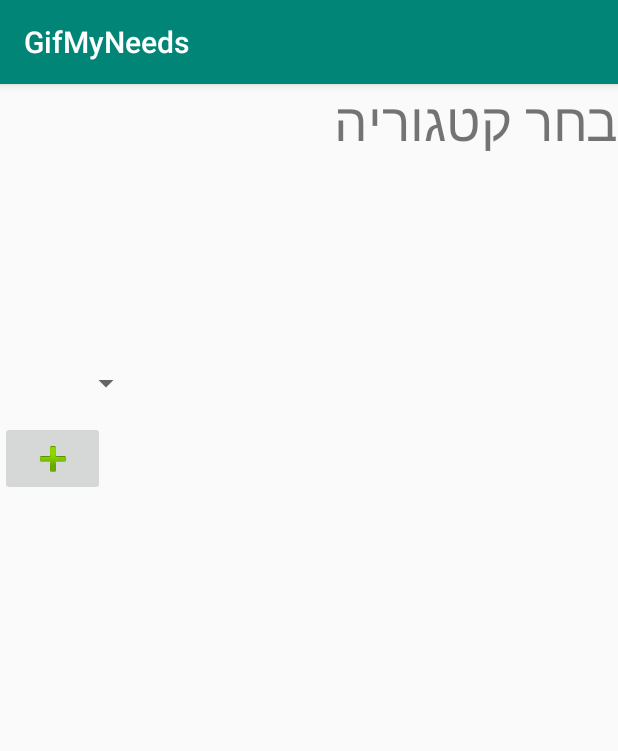
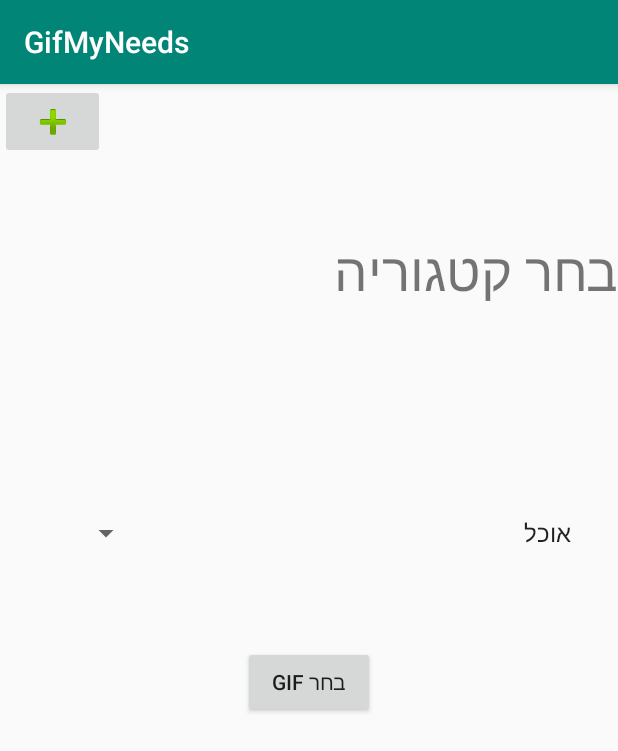
Before and after one commit to GiladGuralnik/GifMyNeeds, an Android app: the SelectCategoryForBoardActivity screen opened directly, with no data from a screen before it, on a phone screen of 412 x 824 dp. Shown: the top 751 px of the screen. Run offline under Robolectric (Android 15) with nearby library versions, the phone set to English and light mode, and no system bars.

Commit message:
finish select category for board activity - layout and activity. add text to strings file. add shared constants to utilities. add new activity and layout - AddNewCategory.

```diff
--- a/app/src/main/java/com/gifmyneeds/activities/user/SelectCategoryForBoardActivity.java
+++ b/app/src/main/java/com/gifmyneeds/activities/user/SelectCategoryForBoardActivity.java
@@ -6,26 +6,25 @@ import android.os.Bundle;
 import android.preference.PreferenceManager;
 import android.support.v7.app.AppCompatActivity;
 import android.view.View;
+import android.widget.AdapterView;
 import android.widget.ArrayAdapter;
 import android.widget.Button;
 import android.widget.ImageButton;
-import android.widget.ListView;
 import android.widget.Spinner;
 import com.gifmyneeds.R;
 import com.gifmyneeds.models.ChildGifs;
-
 import java.util.ArrayList;
 import java.util.Arrays;
 import java.util.List;
-import java.lang.reflect.Type;
-
+import com.gifmyneeds.utilities.SharedConstants;
 import com.google.gson.Gson;
-import com.google.gson.reflect.TypeToken;
+import android.widget.Toast;
 
 public class SelectCategoryForBoardActivity extends AppCompatActivity {
 
     private Spinner category_spinner;
     private ImageButton add_btn;
+    private Button choose_gif_btn;
     private SharedPreferences table_childes_gif;
     private String child_id;
     private ArrayList<String> category_list;
@@ -37,66 +36,68 @@ public class SelectCategoryForBoardActivity extends AppCompatActivity {
 
         category_spinner = (Spinner) findViewById(R.id.categorySpinner);
         add_btn = (ImageButton) findViewById(R.id.imageButton);
+        choose_gif_btn = (Button) findViewById(R.id.choose_gif);
         table_childes_gif = PreferenceManager.getDefaultSharedPreferences(getApplicationContext());
         category_list = new ArrayList<String>();
-//
-//        String[] array = {"bla1", "bla2", "bla3"};
-//
-//        ArrayList<String> lst = new ArrayList<String>(Arrays.asList(array));
-//
-//        child_id = "1234";
-//
-//        List<ChildGifs> testList= new ArrayList<ChildGifs>();
-//
-//        ChildGifs obj = new ChildGifs(child_id, "אוכל", lst);
-//        ChildGifs obj1 = new ChildGifs(child_id, "תחביבים", lst);
-//
-//        testList.add(obj);
-//        testList.add(obj1);
-//
-//        Gson gson = new Gson();
-//        String json = gson.toJson(testList);
-//
-//        SharedPreferences.Editor editor = table_childes_gif.edit();
-//
-//        editor.clear();
-//
-//        editor.putString(child_id, json);
-//
-//        editor.commit();
+
+        String[] array = {"bla1", "bla2", "bla3"};
+
+        ArrayList<String> lst = new ArrayList<String>(Arrays.asList(array));
+
+        child_id = "1234";
+
+        List<ChildGifs> testList= new ArrayList<ChildGifs>();
+
+        ChildGifs obj = new ChildGifs(child_id, "אוכל", lst);
+        ChildGifs obj1 = new ChildGifs(child_id, "תחביבים", lst);
+
+        testList.add(obj);
+        testList.add(obj1);
+
+        Gson gson = new Gson();
+        String json = gson.toJson(testList);
+
+        SharedPreferences.Editor editor = table_childes_gif.edit();
+
+        //editor.clear();
+
+        editor.putString(child_id, json);
+
+        editor.commit();
 
 
         // get child id from previous activity
-        Intent intent= getIntent();
-        Bundle bundle  = intent.getExtras();
-
-        if(bundle != null){
-            child_id = bundle.getString("id");
-        }
+//        Intent intent= getIntent();
+//        Bundle bundle  = intent.getExtras();
+//
+//        if(bundle != null){
+//            child_id = bundle.getString("id");
+//        }
 
         showSpinnerOfCategories();
+        addListenerOnButtonAdd();
+    }
+
+    public void addListenerOnButtonAdd(){
 
         add_btn.setOnClickListener(new View.OnClickListener() {
 
             @Override
             public void onClick(View v) {
 
-
+                Intent intent = new Intent(SelectCategoryForBoardActivity.this, AddNewCategoryActivity.class);
+                intent.putExtra("child_id", child_id);
+                startActivity(intent);
             }
         });
     }
 
     public void showSpinnerOfCategories(){
+
         // if child exists in shared preference
         if(table_childes_gif.contains(child_id)){
 
-            // take out all child gifs into a json
-            Gson gson = new Gson();
-            String json = table_childes_gif.getString(child_id, "");
-
-            // convert json to list
-            Type type = new TypeToken<List<ChildGifs>>(){}.getType();
-            List<ChildGifs> list_of_gif = gson.fromJson(json, type);
+            List<ChildGifs> list_of_gif = SharedConstants.getChildGifsListFromSharedPreference(child_id, table_childes_gif);
 
             // take out all categories of child
             for (ChildGifs child_gifs : list_of_gif){
@@ -107,8 +108,55 @@ public class SelectCategoryForBoardActivity extends AppCompatActivity {
             final ArrayAdapter<String> adapter = new ArrayAdapter<String>(this,
                     android.R.layout.simple_list_item_1, category_list);
             category_spinner.setAdapter(adapter);
+
+            addListenerOnSpinner();
         }
 
+    }
+
+    public void addListenerOnSpinner(){
+
+        category_spinner.setOnItemSelectedListener(new AdapterView.OnItemSelectedListener() {
+
+            @Override
+            public void onItemSelected(AdapterView<?> parent, View view, int position, long id) {
+
+                String selectedItemText = (String) parent.getItemAtPosition(position);
+                List<ChildGifs> list_of_gif = SharedConstants.getChildGifsListFromSharedPreference(child_id, table_childes_gif);
+                ChildGifs obj = new ChildGifs();
+
+                for (ChildGifs child_gifs : list_of_gif){
+                    if (selectedItemText == child_gifs.getCategory())
+                        obj = child_gifs;
+                }
+
+                addListenerOnButtonChooseGif(obj);
+
+//                // Notify the selected item text
+//                Toast.makeText
+//                        (getApplicationContext(), "Selected : " + selectedItemText, Toast.LENGTH_SHORT)
+//                        .show();
+            }
+
+            @Override
+            public void onNothingSelected(AdapterView<?> parent) {
+
+            }
+        });
+    }
+
+    public void addListenerOnButtonChooseGif(final ChildGifs obj){
+
+        choose_gif_btn.setOnClickListener(new View.OnClickListener() {
+
+            @Override
+            public void onClick(View v) {
+
+                Intent intent = new Intent(SelectCategoryForBoardActivity.this, SelectGifsForBoardActivity.class);
+                intent.putExtra("child_gif", obj);
+                startActivity(intent);
+            }
+        });
     }
 
 //    public void addNewChildToPreferences(String child_id){
--- a/app/src/main/java/com/gifmyneeds/models/ChildGifs.java
+++ b/app/src/main/java/com/gifmyneeds/models/ChildGifs.java
@@ -13,6 +13,10 @@ public class ChildGifs implements Serializable {
         this.childId = childId;
         this.category = category;
         this.pathGif = pathGif;
+    }
+
+    public  ChildGifs(){
+
     }
 
     public String getCategory() {
--- /dev/null
+++ b/app/src/main/java/com/gifmyneeds/utilities/SharedConstants.java
@@ -0,0 +1,24 @@
+package com.gifmyneeds.utilities;
+
+import android.content.SharedPreferences;
+import com.gifmyneeds.models.ChildGifs;
+import com.google.gson.Gson;
+import com.google.gson.reflect.TypeToken;
+import java.lang.reflect.Type;
+import java.util.List;
+
+public class SharedConstants {
+
+    static public List<ChildGifs> getChildGifsListFromSharedPreference(String child_id, SharedPreferences shared_childes_gif){
+
+        // take out all child gifs into a json
+        Gson gson = new Gson();
+        String json = shared_childes_gif.getString(child_id, "");
+
+        // convert json to list
+        Type type = new TypeToken<List<ChildGifs>>(){}.getType();
+        List<ChildGifs> list_of_gif = gson.fromJson(json, type);
+
+        return list_of_gif;
+    }
+}
--- a/app/src/main/res/layout/select_category_for_board_activity_layout.xml
+++ b/app/src/main/res/layout/select_category_for_board_activity_layout.xml
@@ -12,6 +12,14 @@
         android:layout_height="match_parent"
         android:layoutDirection="rtl">
 
+        <ImageButton
+            android:id="@+id/imageButton"
+            android:layout_width="70dp"
+            android:layout_height="50dp"
+            android:layout_gravity="left"
+            android:layout_marginBottom="50dp"
+            app:srcCompat="@android:drawable/ic_input_add" />
+
         <TextView
             android:layout_width="wrap_content"
             android:layout_height="wrap_content"
@@ -24,17 +32,17 @@
             android:layout_height="50dp"
             android:layout_marginStart="15dp"
             android:layout_marginTop="126dp"
+            android:layout_marginBottom="50dp"
             android:id="@+id/categorySpinner">
 
         </Spinner >
 
-
-        <ImageButton
-            android:id="@+id/imageButton"
-            android:layout_width="70dp"
-            android:layout_height="50dp"
-            android:layout_gravity="left"
-            app:srcCompat="@android:drawable/ic_input_add" />
+        <Button
+            android:layout_width="wrap_content"
+            android:layout_height="wrap_content"
+            android:layout_gravity="center"
+            android:text="@string/choose_gif_text"
+            android:id="@+id/choose_gif"/>
 
     </LinearLayout>
 </RelativeLayout>
--- a/app/src/main/res/values/strings.xml
+++ b/app/src/main/res/values/strings.xml
@@ -3,6 +3,7 @@
     <string name="app_name">GifMyNeeds</string>
     <string name="next">הבא</string>
     <string name="enter_category_text">בחר קטגוריה</string>
+    <string name="choose_gif_text">בחר GIF</string>
     <string name="previous">הקודם</string>
     <string name="end_quiz">סיים ושלח</string>
     <string name="name">שם:</string>
```
Also changed, not shown: app/src/main/AndroidManifest.xml (+4 -4 lines), app/src/main/java/com/gifmyneeds/activities/user/AddNewCategoryActivity.java (added, +14 -0 lines), app/src/main/res/layout/add_new_category_layout.xml (added, +9 -0 lines).
